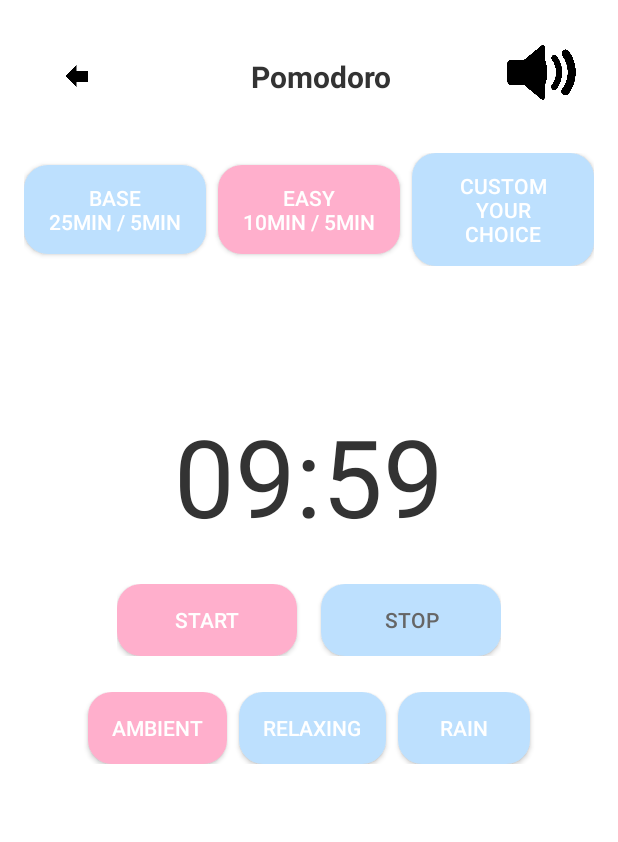
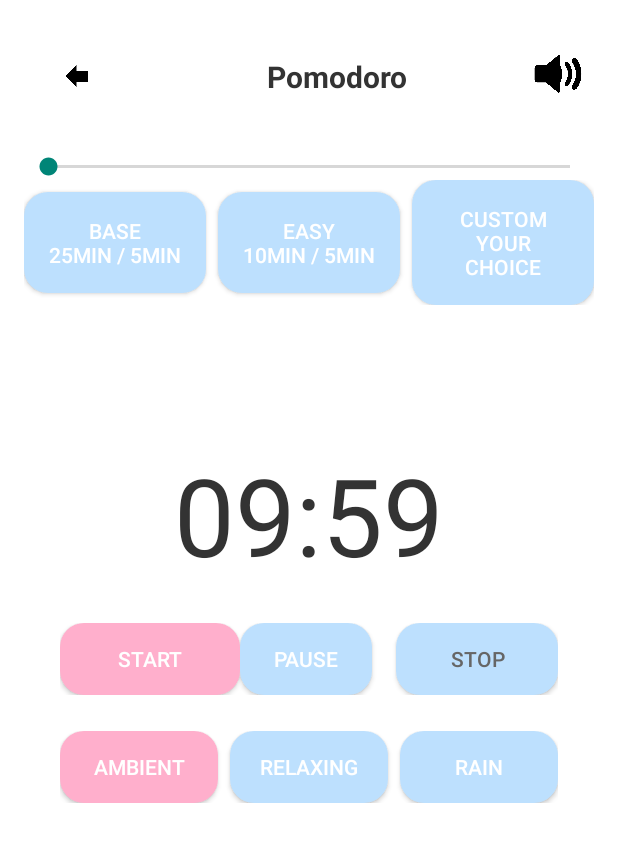
Before and after one commit to Kendra-Artavia/FocusLoop, an Android app: the PomodoroActivity screen opened directly, with no data from a screen before it, after a tap on "START", on a phone screen of 412 x 824 dp. Shown: the top 842 px of the screen. Run offline under Robolectric (Android 15) with nearby library versions, the phone set to English and light mode, and no system bars; 3 other taps on this screen came first.

Commit message:
Revert "fix ( Pomodoro )"
This reverts commit 93e9ff01116dcec2db00eab8c23f3c4bf5cb35f6.

```diff
--- a/app/src/main/java/com/example/focusloop/activities/PomodoroActivity.kt
+++ b/app/src/main/java/com/example/focusloop/activities/PomodoroActivity.kt
@@ -6,6 +6,18 @@ import android.media.MediaPlayer
 import androidx.appcompat.app.AppCompatActivity
 import com.example.focusloop.R
 import android.os.CountDownTimer
+import android.media.AudioManager
+import android.view.View
+import android.content.Context
+import android.graphics.Color
+import android.graphics.PorterDuff
+import android.net.Uri
+import android.provider.Settings
+import android.util.Log
+import android.widget.SeekBar
+import androidx.core.content.ContextCompat
+import com.example.focusloop.activities.PomodoroActivity
+
 class PomodoroActivity : AppCompatActivity() {
 
     private lateinit var mediaPlayer: MediaPlayer
@@ -16,6 +28,8 @@ class PomodoroActivity : AppCompatActivity() {
     private var timeLeftInMillis: Long = 0L
     private var isPaused = false
     private var pauseTimeLeft: Long = 0L
+    private lateinit var volumeSeekBar: SeekBar
+    private lateinit var pauseButton: Button
 
     // NUEVO: Guardar el tipo de música seleccionada
     private var selectedMusicType: String = "Ambient"
@@ -24,35 +38,68 @@ class PomodoroActivity : AppCompatActivity() {
         super.onCreate(savedInstanceState)
         setContentView(R.layout.activity_pomodoro)
 
+        // --- VOLUMEN ---
+        volumeSeekBar = SeekBar(this)
+        val audioManager = getSystemService(AUDIO_SERVICE) as AudioManager
+        val maxVolume = audioManager.getStreamMaxVolume(AudioManager.STREAM_MUSIC)
+        val currentVolume = audioManager.getStreamVolume(AudioManager.STREAM_MUSIC)
+        volumeSeekBar.max = maxVolume
+        volumeSeekBar.progress = currentVolume
+
+        // Add the SeekBar to the layout (below header)
+        val headerLayout = findViewById<LinearLayout>(R.id.sessionButtonsLayout).parent as LinearLayout
+        headerLayout.addView(volumeSeekBar, 1) // Insert after header
+
+        volumeSeekBar.setOnSeekBarChangeListener(object : SeekBar.OnSeekBarChangeListener {
+            override fun onProgressChanged(seekBar: SeekBar?, progress: Int, fromUser: Boolean) {
+                audioManager.setStreamVolume(AudioManager.STREAM_MUSIC, progress, 0)
+                if (::mediaPlayer.isInitialized) {
+                    val vol = progress / maxVolume.toFloat()
+                    mediaPlayer.setVolume(vol, vol)
+                }
+            }
+            override fun onStartTrackingTouch(seekBar: SeekBar?) {}
+            override fun onStopTrackingTouch(seekBar: SeekBar?) {}
+        })
+
+        // --- PAUSA ---
+        pauseButton = Button(this)
+        pauseButton.id = View.generateViewId()
+        pauseButton.text = getString(R.string.pause_button)
+        pauseButton.setBackgroundResource(R.drawable.rounded_button_blue)
+        pauseButton.setTextColor(resources.getColor(android.R.color.white))
+        val timerControlsLayout = findViewById<LinearLayout>(R.id.timerControlsLayout)
+        timerControlsLayout.addView(pauseButton, 1) // Insert between Start and Stop
+
+        pauseButton.setOnClickListener {
+            if (timerRunning && !isPaused) {
+                pausePomodoroSession()
+            } else if (isPaused) {
+                resumePomodoroSession()
+            }
+        }
+
         // --- MUSIC BUTTONS ---
         val musicAmbientButton = findViewById<Button>(R.id.musicAmbientButton)
         val musicRelaxingButton = findViewById<Button>(R.id.musicRelaxingButton)
         val musicRainButton = findViewById<Button>(R.id.musicRainButton)
 
-        // Inicializa el estado visual de los botones de música
-        highlightSelectedMusicButton(musicAmbientButton, musicRelaxingButton, musicRainButton)
-
         musicAmbientButton.setOnClickListener {
-            if (selectedMusicType != "Ambient") {
-                selectedMusicType = "Ambient"
-                playMusic(selectedMusicType)
-                highlightSelectedMusicButton(musicAmbientButton, musicRelaxingButton, musicRainButton)
-            }
+            selectedMusicType = "Ambient"
+            highlightSelectedMusicButton(musicAmbientButton, musicRelaxingButton, musicRainButton)
+            playMusic(selectedMusicType)
         }
         musicRelaxingButton.setOnClickListener {
-            if (selectedMusicType != "Relaxing") {
-                selectedMusicType = "Relaxing"
-                playMusic(selectedMusicType)
-                highlightSelectedMusicButton(musicRelaxingButton, musicAmbientButton, musicRainButton)
-            }
+            selectedMusicType = "Relaxing"
+            highlightSelectedMusicButton(musicRelaxingButton, musicAmbientButton, musicRainButton)
+            playMusic(selectedMusicType)
         }
         musicRainButton.setOnClickListener {
-            if (selectedMusicType != "Rain") {
-                selectedMusicType = "Rain"
-                playMusic(selectedMusicType)
-                highlightSelectedMusicButton(musicRainButton, musicAmbientButton, musicRelaxingButton)
-            }
+            selectedMusicType = "Rain"
+            highlightSelectedMusicButton(musicRainButton, musicAmbientButton, musicRelaxingButton)
+            playMusic(selectedMusicType)
         }
+        highlightSelectedMusicButton(musicAmbientButton, musicRelaxingButton, musicRainButton)
 
         // Botón para iniciar la sesión Pomodoro
         val startButton = findViewById<Button>(R.id.startButton)
@@ -60,8 +107,6 @@ class PomodoroActivity : AppCompatActivity() {
 
         startButton.setOnClickListener {
             if (!timerRunning) {
-                // Siempre usa el valor actual de workMinutes antes de iniciar
-                timeLeftInMillis = workMinutes * 60 * 1000L
                 startPomodoroSession()
                 timerRunning = true
                 isPaused = false
@@ -82,51 +127,26 @@ class PomodoroActivity : AppCompatActivity() {
             finish()
         }
 
-        // Referencias a los botones de sesión
-        val baseButton = findViewById<Button>(R.id.baseButton)
-        val easyButton = findViewById<Button>(R.id.easyButton)
-        val customButton = findViewById<Button>(R.id.customButton)
-
         // Configuración de botones de sesión
-        baseButton.setOnClickListener {
-            stopIfRunningAndReset()
+        findViewById<Button>(R.id.baseButton).setOnClickListener {
             workMinutes = 25
             breakMinutes = 5
             updateTimer()
-            highlightSelectedSessionButton(baseButton, easyButton, customButton)
-            Toast.makeText(this, "Base mode selected", Toast.LENGTH_SHORT).show()
         }
 
-        easyButton.setOnClickListener {
-            stopIfRunningAndReset()
+        findViewById<Button>(R.id.easyButton).setOnClickListener {
             workMinutes = 10
             breakMinutes = 5
             updateTimer()
-            highlightSelectedSessionButton(easyButton, baseButton, customButton)
-            Toast.makeText(this, "Easy mode selected", Toast.LENGTH_SHORT).show()
         }
 
-        customButton.setOnClickListener {
-            stopIfRunningAndReset()
-            showCustomTimeDialog {
-                highlightSelectedSessionButton(customButton, baseButton, easyButton)
-                Toast.makeText(this, "Custom mode selected", Toast.LENGTH_SHORT).show()
-            }
+        findViewById<Button>(R.id.customButton).setOnClickListener {
+            // Lógica para establecer una sesión personalizada
+            showCustomTimeDialog()
         }
-
-        // Inicializa el temporizador con el valor por defecto y resalta el botón base
-        updateTimer()
-        highlightSelectedSessionButton(baseButton, easyButton, customButton)
     }
 
-    // NUEVO: Función para resaltar el botón de sesión seleccionado
-    private fun highlightSelectedSessionButton(selected: Button, other1: Button, other2: Button) {
-        selected.setBackgroundResource(R.drawable.rounded_button_pink)
-        other1.setBackgroundResource(R.drawable.rounded_button_blue)
-        other2.setBackgroundResource(R.drawable.rounded_button_blue)
-    }
-
-    // Añade esta función para resaltar el botón de música seleccionado
+    // NUEVO: Función para resaltar el botón seleccionado
     private fun highlightSelectedMusicButton(selected: Button, other1: Button, other2: Button) {
         selected.setBackgroundResource(R.drawable.rounded_button_pink)
         other1.setBackgroundResource(R.drawable.rounded_button_blue)
@@ -141,8 +161,8 @@ class PomodoroActivity : AppCompatActivity() {
 
     private fun startPomodoroSession() {
         playMusic(selectedMusicType)
-        // Usa el valor actual de timeLeftInMillis
-        countDownTimer = object : CountDownTimer(timeLeftInMillis, 1000) {
+        val duration = if (pauseTimeLeft > 0L) pauseTimeLeft else workMinutes * 60 * 1000L
+        countDownTimer = object : CountDownTimer(duration, 1000) {
             override fun onTick(millisUntilFinished: Long) {
                 timeLeftInMillis = millisUntilFinished
                 val minutes = (millisUntilFinished / 1000) / 60
@@ -163,6 +183,19 @@ class PomodoroActivity : AppCompatActivity() {
         isPaused = false
     }
 
+    private fun pausePomodoroSession() {
+        countDownTimer?.cancel()
+        pauseTimeLeft = timeLeftInMillis
+        isPaused = true
+        pauseButton.text = getString(R.string.resume_button)
+    }
+
+    private fun resumePomodoroSession() {
+        startPomodoroSession()
+        pauseButton.text = getString(R.string.pause_button)
+        isPaused = false
+    }
+
     private fun stopPomodoroSession() {
         countDownTimer?.cancel()
         if (::mediaPlayer.isInitialized) mediaPlayer.stop()
@@ -170,6 +203,7 @@ class PomodoroActivity : AppCompatActivity() {
         pauseTimeLeft = timeLeftInMillis
         isPaused = false
         timerRunning = false
+        pauseButton.text = getString(R.string.pause_button)
     }
 
     private fun playMusic(musicType: String) {
@@ -182,21 +216,17 @@ class PomodoroActivity : AppCompatActivity() {
             "Relaxing" -> mediaPlayer = MediaPlayer.create(this, R.raw.relaxing_music)
             "Rain" -> mediaPlayer = MediaPlayer.create(this, R.raw.rain_sounds)
         }
-        // Set volume to system default (no custom SeekBar)
+        // Set volume to current SeekBar value
+        val audioManager = getSystemService(AUDIO_SERVICE) as AudioManager
+        val maxVolume = audioManager.getStreamMaxVolume(AudioManager.STREAM_MUSIC)
+        val currentVolume = volumeSeekBar.progress
+        val vol = currentVolume / maxVolume.toFloat()
+        mediaPlayer.setVolume(vol, vol)
         mediaPlayer.isLooping = true
         mediaPlayer.start()
     }
 
-    private fun stopIfRunningAndReset() {
-        if (timerRunning || isPaused) {
-            stopPomodoroSession()
-        }
-        // Reinicia el tiempo restante para reflejar el nuevo valor seleccionado
-        timeLeftInMillis = workMinutes * 60 * 1000L
-    }
-
-    // Modifica showCustomTimeDialog para aceptar un callback opcional
-    private fun showCustomTimeDialog(onSelected: (() -> Unit)? = null) {
+    private fun showCustomTimeDialog() {
         val input = EditText(this)
         input.hint = "Enter minutes"
         androidx.appcompat.app.AlertDialog.Builder(this)
@@ -207,27 +237,9 @@ class PomodoroActivity : AppCompatActivity() {
                 workMinutes = time
                 breakMinutes = 5
                 updateTimer()
-                timeLeftInMillis = workMinutes * 60 * 1000L
                 d.dismiss()
-                onSelected?.invoke()
             }
             .setNegativeButton("Cancel") { d, _ -> d.dismiss() }
             .show()
     }
-
-    override fun onPause() {
-        super.onPause()
-        // Detener la música si la actividad deja de estar en primer plano
-        if (::mediaPlayer.isInitialized && mediaPlayer.isPlaying) {
-            mediaPlayer.stop()
-        }
-    }
-
-    override fun onDestroy() {
-        super.onDestroy()
-        // Liberar recursos del MediaPlayer al destruir la actividad
-        if (::mediaPlayer.isInitialized) {
-            mediaPlayer.release()
-        }
-    }
 }
--- a/app/src/main/java/com/example/focusloop/activities/TaskActivity.kt
+++ b/app/src/main/java/com/example/focusloop/activities/TaskActivity.kt
@@ -23,7 +23,11 @@ class TaskActivity : BaseActivity() {
 
         repo = PrefsRepo(this)
 
-
+        // Configuración del botón de "Atrás"
+        val backButton: ImageButton = findViewById(R.id.backButton)
+        backButton.setOnClickListener {
+            finish()  // Cierra la actividad y regresa a la actividad anterior
+        }
 
         val taskName: EditText = findViewById(R.id.taskName)
         val taskDescription: EditText = findViewById(R.id.taskDescription)
--- a/app/src/main/res/layout/activity_pomodoro.xml
+++ b/app/src/main/res/layout/activity_pomodoro.xml
@@ -40,13 +40,19 @@
         <!-- Botón de volumen -->
         <ImageButton
             android:id="@+id/volumeButton"
-            android:layout_width="70dp"
-            android:layout_height="70dp"
+            android:layout_width="48dp"
+            android:layout_height="48dp"
             android:contentDescription="@string/music_select_title"
             android:src="@drawable/icon_5"
             android:background="@android:color/transparent"
             android:scaleType="centerInside" />
     </LinearLayout>
+
+    <SeekBar
+        android:id="@+id/volumeSeekBarPlaceholder"
+        android:layout_width="match_parent"
+        android:layout_height="wrap_content"
+        android:visibility="gone" />
 
     <!-- Selección de tipo de sesión -->
     <LinearLayout
@@ -188,41 +194,32 @@
 
             <Button
                 android:id="@+id/musicAmbientButton"
-                android:layout_width="wrap_content"
+                android:layout_width="0dp"
                 android:layout_height="wrap_content"
+                android:layout_weight="1"
                 android:text="Ambient"
                 android:background="@drawable/rounded_button_blue"
                 android:textColor="#FFFFFF"
-                android:layout_marginEnd="8dp"
-                android:paddingLeft="16dp"
-                android:paddingRight="16dp"
-                android:paddingTop="8dp"
-                android:paddingBottom="8dp"/>
+                android:layout_marginEnd="8dp"/>
 
             <Button
                 android:id="@+id/musicRelaxingButton"
-                android:layout_width="wrap_content"
+                android:layout_width="0dp"
                 android:layout_height="wrap_content"
+                android:layout_weight="1"
                 android:text="Relaxing"
                 android:background="@drawable/rounded_button_blue"
                 android:textColor="#FFFFFF"
-                android:layout_marginEnd="8dp"
-                android:paddingLeft="16dp"
-                android:paddingRight="16dp"
-                android:paddingTop="8dp"
-                android:paddingBottom="8dp"/>
+                android:layout_marginEnd="8dp"/>
 
             <Button
                 android:id="@+id/musicRainButton"
-                android:layout_width="wrap_content"
+                android:layout_width="0dp"
                 android:layout_height="wrap_content"
+                android:layout_weight="1"
                 android:text="Rain"
                 android:background="@drawable/rounded_button_blue"
-                android:textColor="#FFFFFF"
-                android:paddingLeft="16dp"
-                android:paddingRight="16dp"
-                android:paddingTop="8dp"
-                android:paddingBottom="8dp"/>
+                android:textColor="#FFFFFF"/>
         </LinearLayout>
     </LinearLayout>
 </LinearLayout>
```
